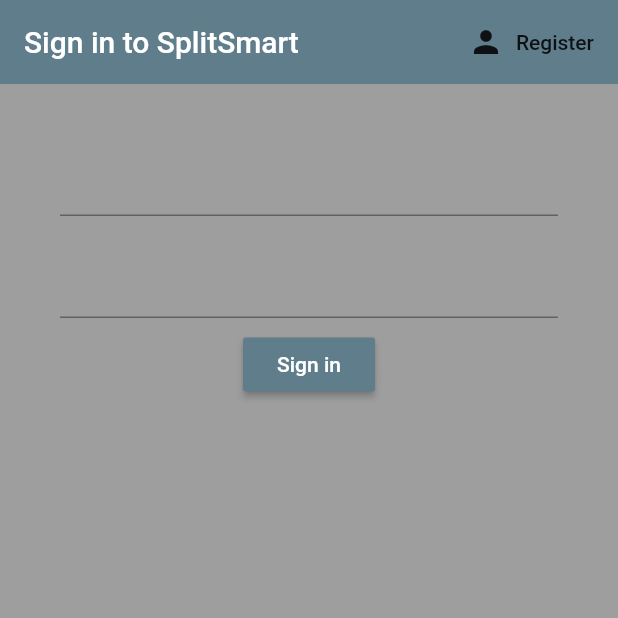
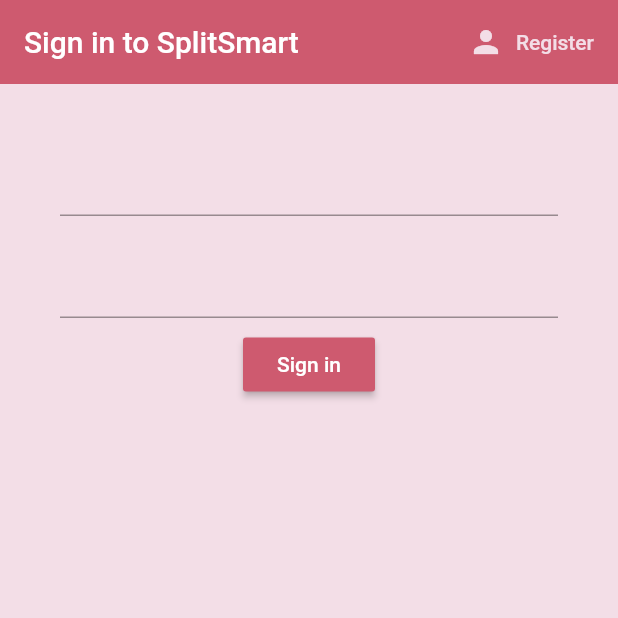
Before and after one commit to prachi-28/SplitSmart, a Flutter app: the screen it shows after launch, on a phone screen of 412 x 824 dp, the top half of it. Run offline on Flutter 3.47's test engine with Material 2 defaults, Android fonts, the phone set to English and light mode, and no system bars; our stand-ins replace firebase_auth, firebase_core, hexcolor, percent_indicator; accounts and stored records are empty.

Commit message:
Added colour theme and started with friend page

```diff
--- a/split_smart/lib/authentication/register.dart
+++ b/split_smart/lib/authentication/register.dart
@@ -21,9 +21,9 @@
   @override
   Widget build(BuildContext context) {
     return Scaffold(
-      backgroundColor: Colors.grey,
+      //backgroundColor: Colors.grey,
       appBar: AppBar(
-        backgroundColor: Colors.blueGrey[400],
+        //backgroundColor: Colors.blueGrey[400],
         elevation: 0.0,
         title: Text('Sign up to SplitSmart'),
         actions: [
@@ -71,7 +71,7 @@
               SizedBox(height: 20,),
 
               RaisedButton(
-                color: Colors.blueGrey,
+                //color: Colors.blueGrey,
                 child: Text('Register', style: TextStyle(color: Colors.white),),
                 onPressed: () async {
 
--- a/split_smart/lib/authentication/sign_in.dart
+++ b/split_smart/lib/authentication/sign_in.dart
@@ -21,9 +21,9 @@
   @override
   Widget build(BuildContext context) {
     return Scaffold(
-      backgroundColor: Colors.grey,
+      //backgroundColor: Colors.grey,
       appBar: AppBar(
-        backgroundColor: Colors.blueGrey,
+        //backgroundColor: Colors.blueGrey,
         elevation: 0.0,
         title: Text('Sign in to SplitSmart'),
         actions: [
@@ -71,7 +71,7 @@
               SizedBox(height: 7,),
 
               RaisedButton(
-                  color: Colors.blueGrey,
+                  //color: Colors.blueGrey,
                   child: Text('Sign in', style: TextStyle(color: Colors.white),),
                   onPressed: () async {
                     if(_formKey.currentState.validate()){
--- a/split_smart/lib/main.dart
+++ b/split_smart/lib/main.dart
@@ -4,20 +4,54 @@
 import 'package:firebase_core/firebase_core.dart';
 import 'package:provider/provider.dart';
 import 'package:split_smart/models/user.dart';
-
+import 'package:hexcolor/hexcolor.dart';
 
 void main() async {
   WidgetsFlutterBinding.ensureInitialized();
   await Firebase.initializeApp();
   runApp(MyApp());
+}
 
-}
 class MyApp extends StatelessWidget {
+
+  String _darkColour = "#ce5a6f";
+  String _lightColour = "#f3dee7";
+  String _contrastColour = "#4d0766";
+
   @override
   Widget build(BuildContext context) {
     return StreamProvider<myUser>.value(
       value: AuthService().user,
       child: MaterialApp(
+        theme: ThemeData(
+          primaryColor: HexColor(_darkColour), //dark pink-ish
+          accentColor: HexColor(_lightColour), //purple
+
+          backgroundColor: HexColor(_lightColour), //pale pink
+          scaffoldBackgroundColor: HexColor(_lightColour),
+          //dialogBackgroundColor: HexColor("#f3dee8"),
+          bottomNavigationBarTheme: BottomNavigationBarThemeData(
+            backgroundColor: HexColor(_lightColour),
+            selectedItemColor: HexColor(_contrastColour),
+            unselectedItemColor: HexColor(_darkColour),
+          ),
+          buttonTheme: ButtonThemeData(
+            buttonColor: HexColor(_darkColour),
+            textTheme: ButtonTextTheme.accent,
+          ),
+          textTheme: TextTheme(
+            button: TextStyle(
+              color: HexColor(_lightColour),
+            ),
+            body1: TextStyle(
+              color: HexColor(_lightColour),
+            )
+          ),
+          floatingActionButtonTheme: FloatingActionButtonThemeData(
+            backgroundColor: HexColor(_darkColour),
+            foregroundColor: HexColor(_lightColour),
+          ),
+        ),
         home: Wrapper(),
       ),
     );
--- a/split_smart/pubspec.yaml
+++ b/split_smart/pubspec.yaml
@@ -32,6 +32,8 @@
   firebase_auth: ^0.18.0+1
 
   provider: ^5.0.0
+  percent_indicator: ^2.1.7+2
+  hexcolor: ^2.0.3
 
 
 
```
Also changed, not shown: split_smart/lib/friends/friends_page.dart (+72 -2 lines), split_smart/lib/home/home.dart (+11 -2 lines), split_smart/pubspec.lock.
